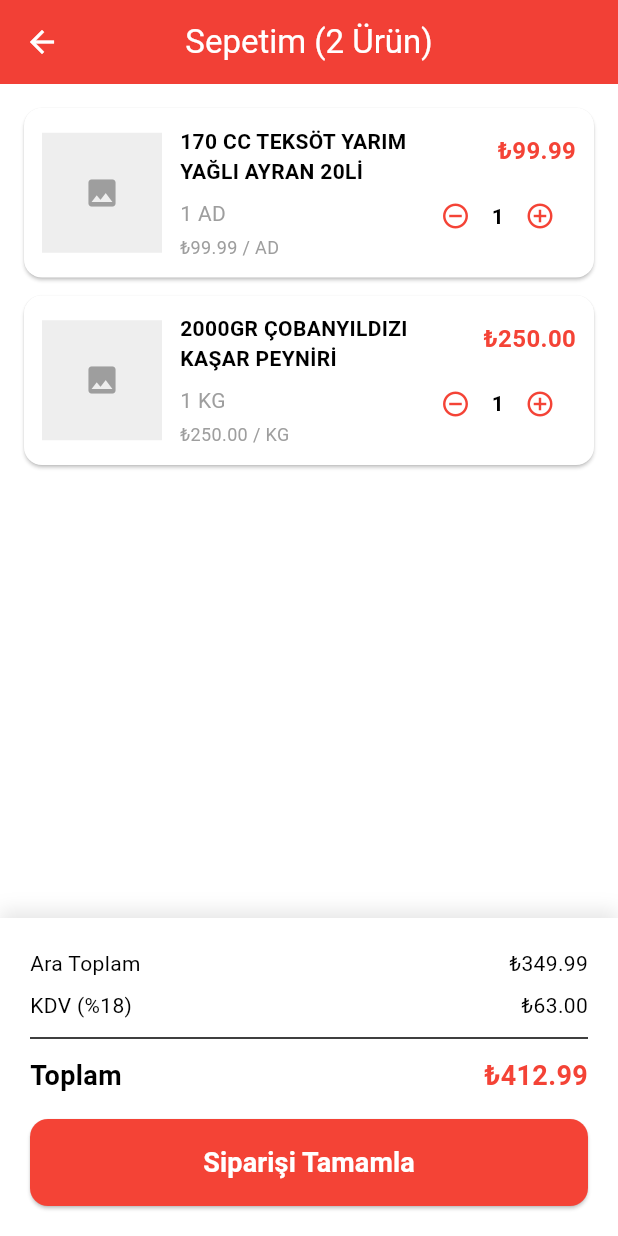
After one commit to MuhammedEbrar/kaptan-catering-mobile, a Flutter app: the CartScreen screen opened directly, after a tap on the "remove circle outline" icon, on a phone screen of 412 x 824 dp. The commit adds this screen. Run offline on Flutter 3.47's test engine with Material 3 defaults, Android fonts, the light colour scheme and no system bars; our stand-ins replace dio, flutter_secure_storage, get_it, shared_preferences; accounts and stored records are empty.

Commit message:
feat: Sepet sayfası eklendi

```diff
--- /dev/null
+++ b/lib/presentation/screens/cart/cart_screen.dart
@@ -0,0 +1,299 @@
+import 'package:flutter/material.dart';
+
+class CartScreen extends StatefulWidget {
+  const CartScreen({Key? key}) : super(key: key);
+
+  @override
+  State<CartScreen> createState() => _CartScreenState();
+}
+
+class _CartScreenState extends State<CartScreen> {
+  // Mock sepet verileri
+  final List<Map<String, dynamic>> _cartItems = [
+    {
+      'name': '170 CC TEKSÖT YARIM YAĞLI AYRAN 20Lİ',
+      'price': 99.99,
+      'quantity': 2,
+      'unit': 'AD',
+    },
+    {
+      'name': '2000GR ÇOBANYILDIZI KAŞAR PEYNİRİ',
+      'price': 250.00,
+      'quantity': 1,
+      'unit': 'KG',
+    },
+  ];
+
+  double get _subtotal {
+    return _cartItems.fold(0, (sum, item) => sum + (item['price'] * item['quantity']));
+  }
+
+  double get _kdv {
+    return _subtotal * 0.18;
+  }
+
+  double get _total {
+    return _subtotal + _kdv;
+  }
+
+  @override
+  Widget build(BuildContext context) {
+    return Scaffold(
+      appBar: AppBar(
+        title: Text('Sepetim (${_cartItems.length} Ürün)'),
+        backgroundColor: Colors.red,
+      ),
+      body: _cartItems.isEmpty
+          ? _buildEmptyCart()
+          : Column(
+              children: [
+                Expanded(
+                  child: ListView.builder(
+                    padding: const EdgeInsets.all(16),
+                    itemCount: _cartItems.length,
+                    itemBuilder: (context, index) {
+                      return _buildCartItem(_cartItems[index], index);
+                    },
+                  ),
+                ),
+                _buildCartSummary(),
+              ],
+            ),
+    );
+  }
+
+  Widget _buildEmptyCart() {
+    return Center(
+      child: Column(
+        mainAxisAlignment: MainAxisAlignment.center,
+        children: [
+          Icon(
+            Icons.shopping_cart_outlined,
+            size: 100,
+            color: Colors.grey[300],
+          ),
+          const SizedBox(height: 16),
+          const Text(
+            'Sepetiniz Boş',
+            style: TextStyle(
+              fontSize: 20,
+              fontWeight: FontWeight.bold,
+              color: Colors.grey,
+            ),
+          ),
+          const SizedBox(height: 8),
+          const Text(
+            'Ürün eklemek için alışverişe başlayın',
+            style: TextStyle(color: Colors.grey),
+          ),
+          const SizedBox(height: 24),
+          ElevatedButton(
+            onPressed: () {
+              Navigator.pop(context);
+            },
+            style: ElevatedButton.styleFrom(
+              backgroundColor: Colors.red,
+              padding: const EdgeInsets.symmetric(horizontal: 32, vertical: 12),
+            ),
+            child: const Text(
+              'Alışverişe Başla',
+              style: TextStyle(color: Colors.white),
+            ),
+          ),
+        ],
+      ),
+    );
+  }
+
+  Widget _buildCartItem(Map<String, dynamic> item, int index) {
+    return Dismissible(
+      key: Key(item['name']),
+      direction: DismissDirection.endToStart,
+      background: Container(
+        alignment: Alignment.centerRight,
+        padding: const EdgeInsets.only(right: 20),
+        color: Colors.red,
+        child: const Icon(Icons.delete, color: Colors.white),
+      ),
+      onDismissed: (direction) {
+        setState(() {
+          _cartItems.removeAt(index);
+        });
+        ScaffoldMessenger.of(context).showSnackBar(
+          const SnackBar(
+            content: Text('Ürün sepetten silindi'),
+            duration: Duration(seconds: 2),
+          ),
+        );
+      },
+      child: Card(
+        margin: const EdgeInsets.only(bottom: 12),
+        child: Padding(
+          padding: const EdgeInsets.all(12),
+          child: Row(
+            children: [
+              // Ürün Resmi
+              Container(
+                width: 80,
+                height: 80,
+                color: Colors.grey[200],
+                child: const Icon(Icons.image, color: Colors.grey),
+              ),
+              const SizedBox(width: 12),
+
+              // Ürün Bilgileri
+              Expanded(
+                child: Column(
+                  crossAxisAlignment: CrossAxisAlignment.start,
+                  children: [
+                    Text(
+                      item['name'],
+                      style: const TextStyle(
+                        fontWeight: FontWeight.bold,
+                        fontSize: 14,
+                      ),
+                      maxLines: 2,
+                      overflow: TextOverflow.ellipsis,
+                    ),
+                    const SizedBox(height: 8),
+                    Text(
+                      '${item['quantity']} ${item['unit']}',
+                      style: const TextStyle(color: Colors.grey),
+                    ),
+                    const SizedBox(height: 4),
+                    Text(
+                      '₺${item['price'].toStringAsFixed(2)} / ${item['unit']}',
+                      style: const TextStyle(
+                        color: Colors.grey,
+                        fontSize: 12,
+                      ),
+                    ),
+                  ],
+                ),
+              ),
+
+              // Miktar ve Fiyat
+              Column(
+                crossAxisAlignment: CrossAxisAlignment.end,
+                children: [
+                  Text(
+                    '₺${(item['price'] * item['quantity']).toStringAsFixed(2)}',
+                    style: const TextStyle(
+                      fontWeight: FontWeight.bold,
+                      fontSize: 16,
+                      color: Colors.red,
+                    ),
+                  ),
+                  const SizedBox(height: 8),
+                  Row(
+                    children: [
+                      IconButton(
+                        icon: const Icon(Icons.remove_circle_outline, size: 20),
+                        color: Colors.red,
+                        onPressed: () {
+                          setState(() {
+                            if (item['quantity'] > 1) {
+                              item['quantity']--;
+                            }
+                          });
+                        },
+                      ),
+                      Text(
+                        '${item['quantity']}',
+                        style: const TextStyle(fontWeight: FontWeight.bold),
+                      ),
+                      IconButton(
+                        icon: const Icon(Icons.add_circle_outline, size: 20),
+                        color: Colors.red,
+                        onPressed: () {
+                          setState(() {
+                            item['quantity']++;
+                          });
+                        },
+                      ),
+                    ],
+                  ),
+                ],
+              ),
+            ],
+          ),
+        ),
+      ),
+    );
+  }
+
+  Widget _buildCartSummary() {
+    return Container(
+      padding: const EdgeInsets.all(20),
+      decoration: BoxDecoration(
+        color: Colors.white,
+        boxShadow: [
+          BoxShadow(
+            color: Colors.black.withOpacity(0.1),
+            blurRadius: 10,
+            offset: const Offset(0, -5),
+          ),
+        ],
+      ),
+      child: Column(
+        children: [
+          _buildSummaryRow('Ara Toplam', _subtotal),
+          const SizedBox(height: 8),
+          _buildSummaryRow('KDV (%18)', _kdv),
+          const Divider(height: 24),
+          _buildSummaryRow('Toplam', _total, isBold: true),
+          const SizedBox(height: 16),
+          ElevatedButton(
+            onPressed: () {
+              ScaffoldMessenger.of(context).showSnackBar(
+                const SnackBar(
+                  content: Text('Ödeme sayfası yakında!'),
+                  duration: Duration(seconds: 2),
+                ),
+              );
+            },
+            style: ElevatedButton.styleFrom(
+              backgroundColor: Colors.red,
+              padding: const EdgeInsets.symmetric(vertical: 16),
+              minimumSize: const Size(double.infinity, 0),
+              shape: RoundedRectangleBorder(
+                borderRadius: BorderRadius.circular(12),
+              ),
+            ),
+            child: const Text(
+              'Siparişi Tamamla',
+              style: TextStyle(
+                fontSize: 18,
+                fontWeight: FontWeight.bold,
+                color: Colors.white,
+              ),
+            ),
+          ),
+        ],
+      ),
+    );
+  }
+
+  Widget _buildSummaryRow(String label, double amount, {bool isBold = false}) {
+    return Row(
+      mainAxisAlignment: MainAxisAlignment.spaceBetween,
+      children: [
+        Text(
+          label,
+          style: TextStyle(
+            fontSize: isBold ? 18 : 14,
+            fontWeight: isBold ? FontWeight.bold : FontWeight.normal,
+          ),
+        ),
+        Text(
+          '₺${amount.toStringAsFixed(2)}',
+          style: TextStyle(
+            fontSize: isBold ? 18 : 14,
+            fontWeight: isBold ? FontWeight.bold : FontWeight.normal,
+            color: isBold ? Colors.red : Colors.black,
+          ),
+        ),
+      ],
+    );
+  }
+}
--- a/lib/presentation/screens/home/home_screen.dart
+++ b/lib/presentation/screens/home/home_screen.dart
@@ -5,6 +5,7 @@ import '../../providers/auth_provider.dart';
 import '../../providers/product_provider.dart';
 import '../../providers/category_provider.dart';
 import '../auth/login_screen.dart';
+import '../cart/cart_screen.dart';
 
 class HomeScreen extends StatefulWidget {
   const HomeScreen({super.key});
@@ -47,9 +48,7 @@ class _HomeScreenState extends State<HomeScreen> {
 
       // Filtreleme varsa pagination yapma
       if (productProvider.searchQuery.isNotEmpty ||
-          productProvider.selectedCategory != null) {
-        return;
-      }
+          productProvider.selectedCategory != null) return;
 
       // Daha fazla ürün yükle
       productProvider.loadMoreProducts();
@@ -75,6 +74,17 @@ class _HomeScreenState extends State<HomeScreen> {
         title: const Text('Kaptan Catering'),
         backgroundColor: AppColors.primary,
         actions: [
+          IconButton(
+            icon: const Icon(Icons.shopping_cart),
+            onPressed: () {
+              Navigator.push(
+                context,
+                MaterialPageRoute(
+                  builder: (_) => const CartScreen(),
+                ),
+              );
+            },
+          ),
           IconButton(
             icon: const Icon(Icons.logout),
             onPressed: () async {
```
